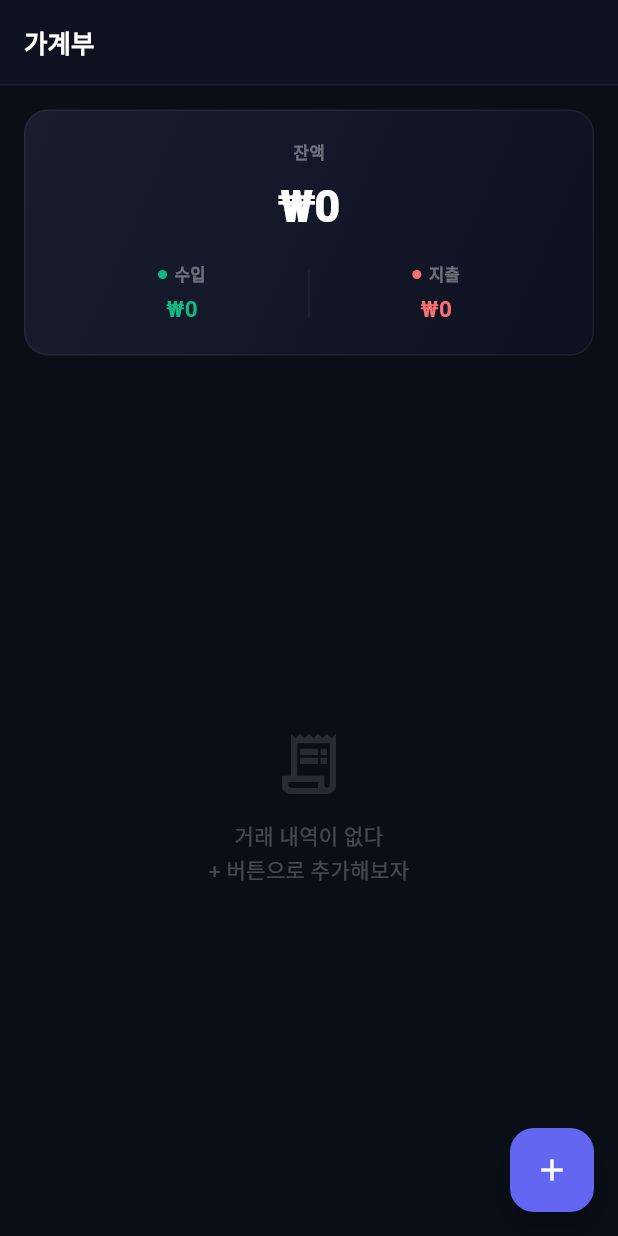
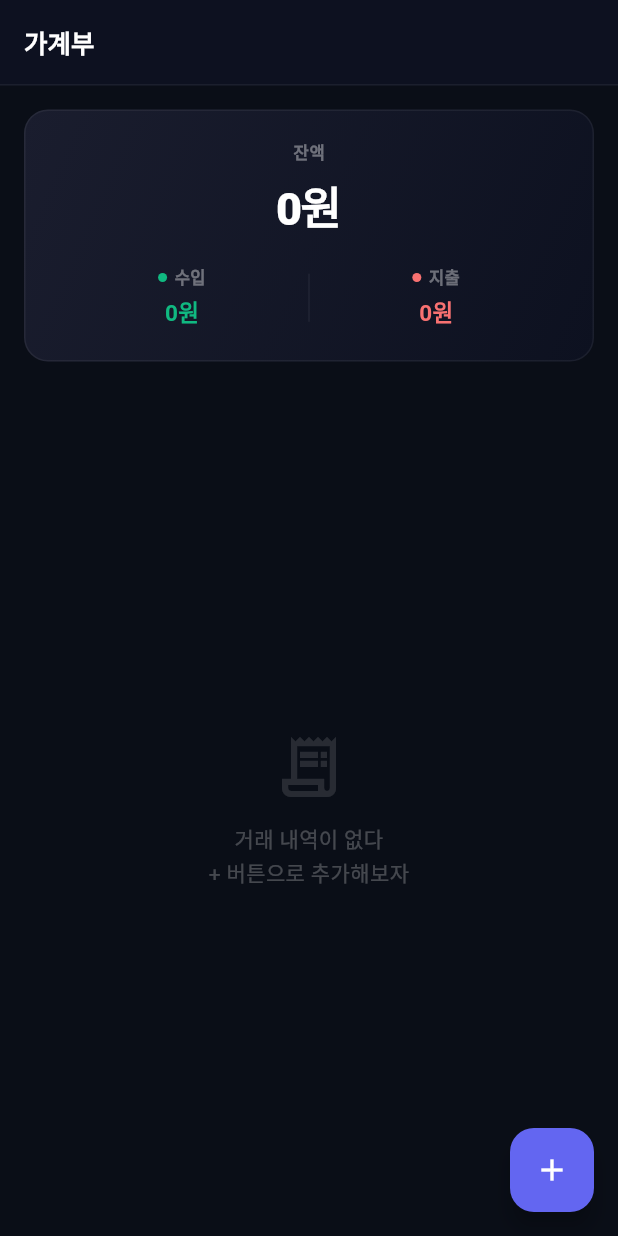
Before and after one commit to lukaPlayground/tutorial, a Flutter app: the screen it shows after launch, on a phone screen of 412 x 824 dp. Run offline on Flutter 3.47's test engine with Material 3 defaults, Android fonts, the phone set to English and light mode, and no system bars; our stand-ins replace sqflite; accounts and stored records are empty.

Commit message:
fix: 가계부 금액 표기 ₩ 앞치기 → 숫자원 뒤치기로 변경
- ₩-30,000 → -30,000원 (음수 마이너스 기호 위치 어색함 해결)
- balance, dayTotal: abs() 처리 후 부호 앞치기
- 수입/지출 합계, 거래 타일: 원 후치기

Co-Authored-By: Claude Sonnet 4.6 <noreply@anthropic.com>

```diff
--- a/17-flutter-budget-app/lib/screens/home_screen.dart
+++ b/17-flutter-budget-app/lib/screens/home_screen.dart
@@ -42,7 +42,7 @@ class _HomeScreenState extends State<HomeScreen> {
       builder: (_) => AlertDialog(
         backgroundColor: const Color(0xFF1a1d2e),
         title: const Text('삭제', style: TextStyle(color: Colors.white, fontSize: 16)),
-        content: Text('${tx.category} ₩${_moneyFmt.format(tx.amount)}을 삭제할까요?',
+        content: Text('${tx.category} ${_moneyFmt.format(tx.amount)}원을 삭제할까요?',
             style: const TextStyle(color: Colors.white60, fontSize: 13)),
         actions: [
           TextButton(onPressed: () => Navigator.pop(context, false), child: const Text('취소', style: TextStyle(color: Colors.white38))),
@@ -136,7 +136,7 @@ class _HomeScreenState extends State<HomeScreen> {
                                 ),
                                 const Spacer(),
                                 Text(
-                                  '${dayTotal >= 0 ? '+' : ''}${_moneyFmt.format(dayTotal)}',
+                                  '${dayTotal >= 0 ? '+' : '-'}${_moneyFmt.format(dayTotal.abs())}원',
                                   style: TextStyle(
                                     fontSize: 12, fontWeight: FontWeight.w700,
                                     color: dayTotal >= 0 ? const Color(0xFF10b981) : const Color(0xFFf87171),
@@ -182,7 +182,7 @@ class _SummaryCard extends StatelessWidget {
           const Text('잔액', style: TextStyle(fontSize: 11, fontWeight: FontWeight.w600, color: Colors.white38, letterSpacing: 0.5)),
           const SizedBox(height: 6),
           Text(
-            '₩${fmt.format(balance)}',
+            '${balance < 0 ? '-' : ''}${fmt.format(balance.abs())}원',
             style: TextStyle(
               fontSize: 30, fontWeight: FontWeight.w800, letterSpacing: -1,
               color: balance >= 0 ? Colors.white : const Color(0xFFf87171),
@@ -223,7 +223,7 @@ class _SumItem extends StatelessWidget {
             ],
           ),
           const SizedBox(height: 4),
-          Text('₩${fmt.format(amount)}',
+          Text('${fmt.format(amount)}원',
               style: TextStyle(fontSize: 15, fontWeight: FontWeight.w700, color: color)),
         ],
       ),
@@ -274,7 +274,7 @@ class _TransactionTile extends StatelessWidget {
           ),
           // 금액
           Text(
-            '${isIncome ? '+' : '-'}₩${fmt.format(tx.amount)}',
+            '${isIncome ? '+' : '-'}${fmt.format(tx.amount)}원',
             style: TextStyle(fontSize: 15, fontWeight: FontWeight.w800, color: color),
           ),
           const SizedBox(width: 8),
```
